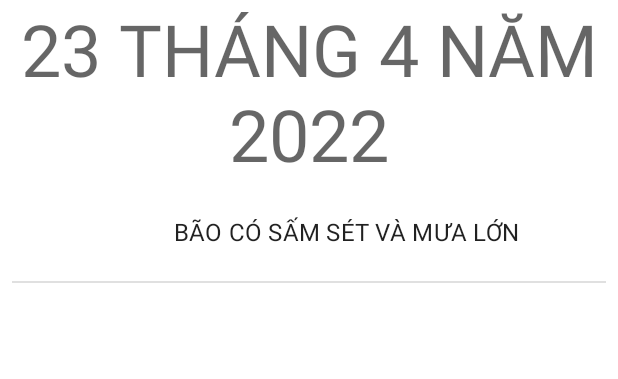
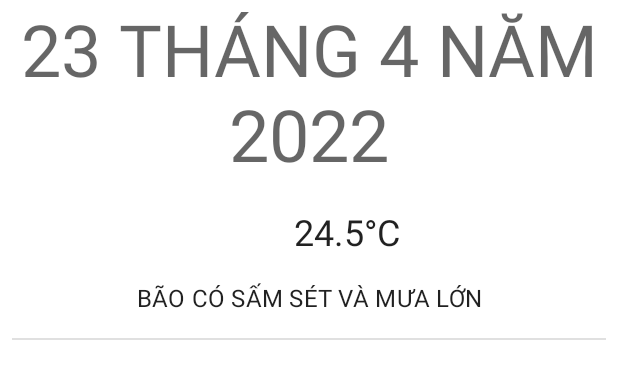
Before and after one commit to dominh2000/WeatherApp, an Android app: the layout fragment_list_dates.xml on its own in the app's theme, with its tools: preview values and no code run, on a phone screen of 412 x 824 dp. Shown: the top 379 px of the screen. Run offline under Robolectric (Android 15) with nearby library versions, the phone set to English and light mode, and no system bars.

Commit message:
Cập nhật giao diện Home

```diff
--- a/app/src/main/res/layout/fragment_list_dates.xml
+++ b/app/src/main/res/layout/fragment_list_dates.xml
@@ -34,11 +34,27 @@
             android:importantForAccessibility="no"
             app:contextImg="@{context}"
             app:imageUri="@{viewModel.todayWeather.stateAbbr}"
-            app:layout_constraintEnd_toStartOf="@+id/weather_state"
+            app:layout_constraintEnd_toStartOf="@+id/current_temp"
             app:layout_constraintHorizontal_bias="0.5"
             app:layout_constraintHorizontal_chainStyle="packed"
             app:layout_constraintStart_toStartOf="parent"
-            app:layout_constraintTop_toBottomOf="@id/date" />
+            app:layout_constraintTop_toBottomOf="@id/date"/>
+
+        <com.google.android.material.textview.MaterialTextView
+            android:id="@+id/current_temp"
+            android:layout_width="wrap_content"
+            android:layout_height="wrap_content"
+            android:gravity="center"
+            android:padding="8dp"
+            android:text="@{@string/temperature(String.valueOf(viewModel.todayWeather.theTemp))}"
+            android:textAllCaps="true"
+            android:textAppearance="?attr/textAppearanceHeadline5"
+            app:layout_constraintBottom_toBottomOf="@id/image_state"
+            app:layout_constraintEnd_toEndOf="parent"
+            app:layout_constraintHorizontal_bias="0.5"
+            app:layout_constraintStart_toEndOf="@+id/image_state"
+            app:layout_constraintTop_toTopOf="@id/image_state"
+            tools:text="24.5°C" />
 
         <com.google.android.material.textview.MaterialTextView
             android:id="@+id/weather_state"
@@ -49,11 +65,9 @@
             android:text="@{viewModel.todayWeather.stateName}"
             android:textAllCaps="true"
             android:textAppearance="?attr/textAppearanceSubtitle1"
-            app:layout_constraintBottom_toBottomOf="@id/image_state"
             app:layout_constraintEnd_toEndOf="parent"
-            app:layout_constraintHorizontal_bias="0.5"
-            app:layout_constraintStart_toEndOf="@+id/image_state"
-            app:layout_constraintTop_toTopOf="@id/image_state"
+            app:layout_constraintStart_toStartOf="parent"
+            app:layout_constraintTop_toBottomOf="@id/image_state"
             tools:text="Bão có sấm sét và mưa lớn" />
 
         <View
@@ -65,20 +79,20 @@
             android:layout_marginEnd="8dp"
             android:background="?attr/dividerHorizontal"
             app:layout_constraintStart_toStartOf="parent"
-            app:layout_constraintTop_toBottomOf="@id/image_state" />
+            app:layout_constraintTop_toBottomOf="@id/weather_state" />
 
         <androidx.recyclerview.widget.RecyclerView
             android:id="@+id/recycler_view"
             android:layout_width="match_parent"
             android:layout_height="0dp"
+            android:clipToPadding="false"
             android:padding="7dp"
-            android:clipToPadding="false"
             android:scrollbars="vertical"
             app:layoutManager="androidx.recyclerview.widget.LinearLayoutManager"
+            app:layout_constraintBottom_toBottomOf="parent"
+            app:layout_constraintEnd_toEndOf="parent"
             app:layout_constraintStart_toStartOf="parent"
             app:layout_constraintTop_toTopOf="@id/divider_horizontal"
-            app:layout_constraintEnd_toEndOf="parent"
-            app:layout_constraintBottom_toBottomOf="parent"
             app:listData="@{viewModel.allWeather}" />
 
     </androidx.constraintlayout.widget.ConstraintLayout>
--- a/app/src/main/res/menu/menu_items.xml
+++ b/app/src/main/res/menu/menu_items.xml
@@ -3,9 +3,9 @@
     <item
         android:id="@+id/home_graph"
         android:icon="@drawable/ic_home"
-        android:title="Trang chủ"/>
+        android:title="Trang chủ" />
     <item
         android:id="@+id/diary_graph"
         android:icon="@drawable/ic_diary"
-        android:title="Nhật ký"/>
+        android:title="Nhật ký" />
 </menu>
--- a/app/src/main/res/values/strings.xml
+++ b/app/src/main/res/values/strings.xml
@@ -4,7 +4,7 @@
     <string name="app_name">WeatherKotlin</string>
     <string name="label_fragment_list_dates">Thời tiết Hà Nội</string>
     <string name="label_fragment_detail">Thời tiết chi tiết</string>
-    <string name="temperature">%1$s &#176;C</string>
+    <string name="temperature">%1$s&#176;C</string>
     <string name="humidity">%1$d</string>
     <string name="air_pressure">%1$s millibar</string>
     <string name="visibility">%1$s dặm</string>
```
Also changed, not shown: app/src/main/res/layout/list_item.xml (+15 -12 lines), 1 other file.
